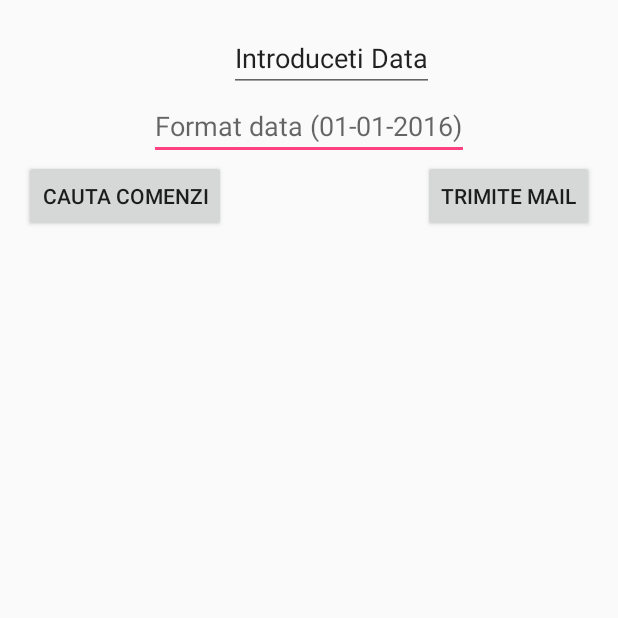
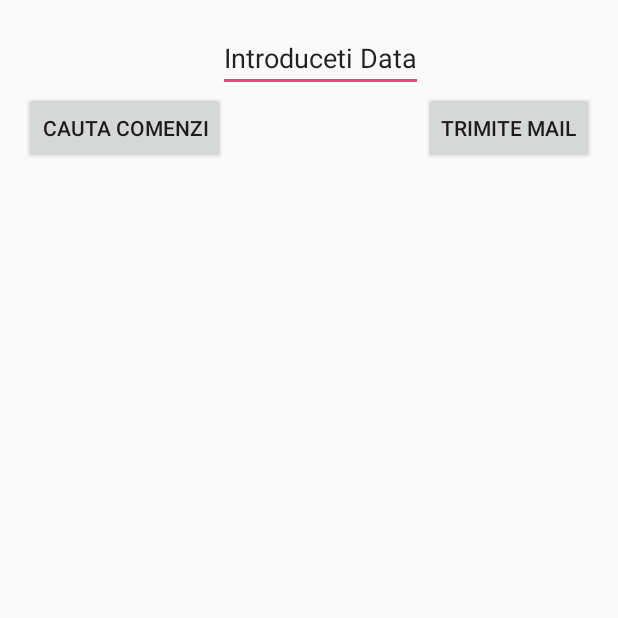
Before and after one commit to kheptan/BrutarieVascau, an Android app: the EmailComanda screen opened directly, with no data from a screen before it, on a phone screen of 412 x 824 dp, the top half of it. Run offline under Robolectric (Android 15) with nearby library versions, the phone set to English and light mode, and no system bars.

Commit message:
modificari azi 6 may

```diff
--- a/app/src/main/java/com/example/kp/brutarievascau/EmailComandaAdapter.java
+++ b/app/src/main/java/com/example/kp/brutarievascau/EmailComandaAdapter.java
@@ -37,14 +37,14 @@ public class EmailComandaAdapter extends ArrayAdapter<ComenziEmail> {
 
         ComenziEmail comenziEmail = getItem(position);
 
-        final CheckBox checkBox = (CheckBox) convertView.findViewById(R.id.checkBox);
+        //final CheckBox checkBox = (CheckBox) convertView.findViewById(R.id.checkBox);
         final TextView textView = (TextView) convertView.findViewById(R.id.EmailComandaListView);
         textView.setText("Comanda: " +comenziEmail.getNrComanda());
         //if(textView!=null && comenziEmail!=null){
         //Toast.makeText(myContext, "format data " + comenziEmail.getDataComanda(), Toast.LENGTH_LONG).show();
         //}
 
-        checkBox.setOnClickListener(new View.OnClickListener() {
+        /*checkBox.setOnClickListener(new View.OnClickListener() {
             @Override
             public void onClick(View v) {
                 CheckBox cb = (CheckBox) v;
@@ -62,7 +62,7 @@ public class EmailComandaAdapter extends ArrayAdapter<ComenziEmail> {
         }else {
             checkBox.setChecked(true);
             checkBox.setEnabled(false);
-        }
+        }*/
 
         return convertView;
     }
--- /dev/null
+++ b/app/src/main/java/com/example/kp/brutarievascau/MyDialogInterface.java
@@ -0,0 +1,10 @@
+package com.example.kp.brutarievascau;
+
+import android.support.v4.app.DialogFragment;
+
+/**
+ * Created by kp on 24/05/16.
+ */
+public interface MyDialogInterface {
+    public void onDatePick(DialogFragment dialog);
+}
--- a/app/src/main/java/com/example/kp/brutarievascau/PreviewComanda.java
+++ b/app/src/main/java/com/example/kp/brutarievascau/PreviewComanda.java
@@ -104,7 +104,7 @@ public class PreviewComanda extends AppCompatActivity implements onEditDeleteDia
      File file=null;
      OutputStream outputStream=null;
 
-     final static String TO = "office@brutariavascau.ro";
+     final static String TO = "dacian.capitan@rdsor.ro";
      final static String FROM = "me";
      final static String SUBJECT = "Email de test din android!!!";
      final static String BODYTEXT = "weeeeeeeeeeeeeee";
@@ -116,10 +116,12 @@ public class PreviewComanda extends AppCompatActivity implements onEditDeleteDia
                 setContentView(R.layout.activity_preview_comanda);
                 DBhelper db = new DBhelper(getBaseContext());
                 db.openDB();
+
                 int numar_comanda = getIntent().getIntExtra("NumarComanda", 0);
                 comandaNoua = db.getNrAntet(Integer.toString(numar_comanda));
                 final java.util.Date date = new java.util.Date();
                 date.setTime(comandaNoua.get_data());
+
                 Button btnSendEmail = (Button) findViewById(R.id.btnSendEmailCom);
                 ConnectivityManager manager = (ConnectivityManager)getSystemService(CONNECTIVITY_SERVICE);
 
--- a/app/src/main/res/layout/activity_email_comanda.xml
+++ b/app/src/main/res/layout/activity_email_comanda.xml
@@ -13,43 +13,33 @@
     <EditText
         android:layout_width="wrap_content"
         android:layout_height="wrap_content"
-        android:inputType="date"
-        android:ems="10"
-        android:id="@+id/cautaDupaData"
-        android:hint="Format data (01-01-2016)"
-        android:layout_below="@+id/editText2"
-        android:layout_centerHorizontal="true" />
-
-    <EditText
-        android:layout_width="wrap_content"
-        android:layout_height="wrap_content"
-        android:id="@+id/editText2"
+        android:id="@+id/editDatePickUpDialog"
+        android:text="Introduceti Data"
         android:layout_alignParentTop="true"
-        android:layout_alignStart="@+id/cautaDupaData"
-        android:layout_marginStart="53dp"
-        android:text="Introduceti Data" />
+        android:layout_toStartOf="@+id/btnSendAllMails" />
 
     <ListView
         android:layout_width="wrap_content"
         android:layout_height="wrap_content"
         android:id="@+id/listViewEmailComanda"
-        android:layout_below="@+id/cautaDupaData"
         android:layout_marginTop="65dp"
-        android:layout_alignParentStart="true" />
+        android:layout_alignParentStart="true"
+        android:layout_below="@+id/editDatePickUpDialog" />
 
     <Button
         android:layout_width="wrap_content"
         android:layout_height="wrap_content"
         android:text="Cauta Comenzi"
         android:id="@+id/button5"
-        android:layout_below="@+id/cautaDupaData"
-        android:layout_alignParentStart="true" />
+        android:layout_alignParentStart="true"
+        android:layout_below="@+id/editDatePickUpDialog" />
 
     <Button
         android:layout_width="wrap_content"
         android:layout_height="wrap_content"
         android:text="Trimite Mail"
         android:id="@+id/btnSendAllMails"
-        android:layout_below="@+id/cautaDupaData"
-        android:layout_alignEnd="@+id/listViewEmailComanda" />
+        android:layout_alignEnd="@+id/listViewEmailComanda"
+        android:layout_below="@+id/editDatePickUpDialog" />
+
 </RelativeLayout>
--- /dev/null
+++ b/app/src/main/res/layout/layout_pickupdate.xml
@@ -0,0 +1,6 @@
+<?xml version="1.0" encoding="utf-8"?>
+<LinearLayout xmlns:android="http://schemas.android.com/apk/res/android"
+    android:layout_width="match_parent"
+    android:layout_height="match_parent">
+
+</LinearLayout>
--- a/build.gradle
+++ b/build.gradle
@@ -5,7 +5,7 @@ buildscript {
         jcenter()
     }
     dependencies {
-        classpath 'com.android.tools.build:gradle:2.1.0'
+        classpath 'com.android.tools.build:gradle:2.1.2'
 
         // NOTE: Do not place your application dependencies here; they belong
         // in the individual module build.gradle files
```
Also changed, not shown: app/src/main/java/com/example/kp/brutarievascau/DBhelper.java (+23 -9 lines), app/src/main/java/com/example/kp/brutarievascau/EmailComanda.java (+177 -36 lines), app/src/main/java/com/example/kp/brutarievascau/Produse.java (+5 -5 lines), app/src/main/res/layout/mail_comanda_listview.xml (+0 -8 lines).
